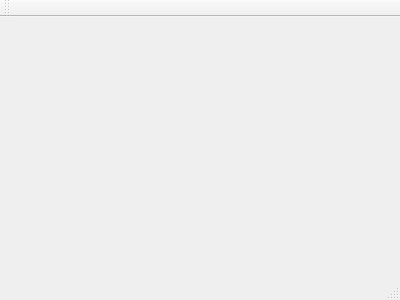
First picture: the form in ardim.ui, repository AdamCDunlap/ardim, before the edit.
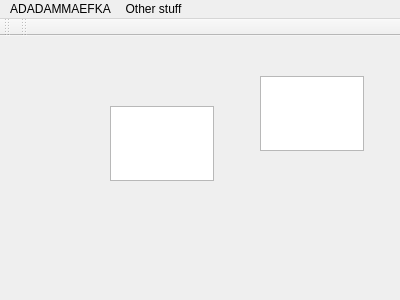
Second picture: the form after the edit.

Commit message: Adding bsaic terminal widget, incomplete

```diff
--- a/ardim.ui
+++ b/ardim.ui
@@ -12,13 +12,101 @@
   <property name="windowTitle" >
    <string>Ardim</string>
   </property>
-  <widget class="QMenuBar" name="menuBar" />
-  <widget class="QToolBar" name="mainToolBar" />
-  <widget class="QWidget" name="centralWidget" />
-  <widget class="QStatusBar" name="statusBar" />
+  <widget class="QWidget" name="centralWidget">
+   <widget class="QTextEdit" name="textEdit">
+    <property name="geometry">
+     <rect>
+      <x>110</x>
+      <y>70</y>
+      <width>104</width>
+      <height>75</height>
+     </rect>
+    </property>
+   </widget>
+   <widget class="QPlainTextEdit" name="plainTextEdit">
+    <property name="geometry">
+     <rect>
+      <x>260</x>
+      <y>40</y>
+      <width>104</width>
+      <height>75</height>
+     </rect>
+    </property>
+   </widget>
+  </widget>
+  <widget class="QMenuBar" name="menuBar">
+   <property name="geometry">
+    <rect>
+     <x>0</x>
+     <y>0</y>
+     <width>400</width>
+     <height>27</height>
+    </rect>
+   </property>
+   <widget class="QMenu" name="menuADADAMMAEFKA">
+    <property name="title">
+     <string>ADADAMMAEFKA</string>
+    </property>
+    <addaction name="actionStuff"/>
+    <addaction name="actionAnd_hi"/>
+   </widget>
+   <widget class="QMenu" name="menuOther_stuff">
+    <property name="title">
+     <string>Other stuff</string>
+    </property>
+    <addaction name="actionThings"/>
+    <addaction name="actionMore_things"/>
+    <addaction name="actionMenus"/>
+   </widget>
+   <addaction name="menuADADAMMAEFKA"/>
+   <addaction name="menuOther_stuff"/>
+  </widget>
+  <widget class="QToolBar" name="mainToolBar">
+   <attribute name="toolBarArea">
+    <enum>TopToolBarArea</enum>
+   </attribute>
+   <attribute name="toolBarBreak">
+    <bool>false</bool>
+   </attribute>
+  </widget>
+  <widget class="QToolBar" name="toolBar">
+   <property name="windowTitle">
+    <string>toolBar</string>
+   </property>
+   <attribute name="toolBarArea">
+    <enum>TopToolBarArea</enum>
+   </attribute>
+   <attribute name="toolBarBreak">
+    <bool>false</bool>
+   </attribute>
+  </widget>
+  <action name="actionThings">
+   <property name="text">
+    <string>Things</string>
+   </property>
+  </action>
+  <action name="actionMore_things">
+   <property name="text">
+    <string>More things!</string>
+   </property>
+  </action>
+  <action name="actionMenus">
+   <property name="text">
+    <string>Menus!</string>
+   </property>
+  </action>
+  <action name="actionStuff">
+   <property name="text">
+    <string>Stuff</string>
+   </property>
+  </action>
+  <action name="actionAnd_hi">
+   <property name="text">
+    <string>and hi</string>
+   </property>
+  </action>
  </widget>
- <layoutDefault spacing="6" margin="11" />
- <pixmapfunction></pixmapfunction>
+ <layoutdefault spacing="6" margin="11"/>
  <resources/>
  <connections/>
 </ui>
```
Left out of the diff: 7 changed lines with no effect on the pictures. The commit also changes 3 other files.
